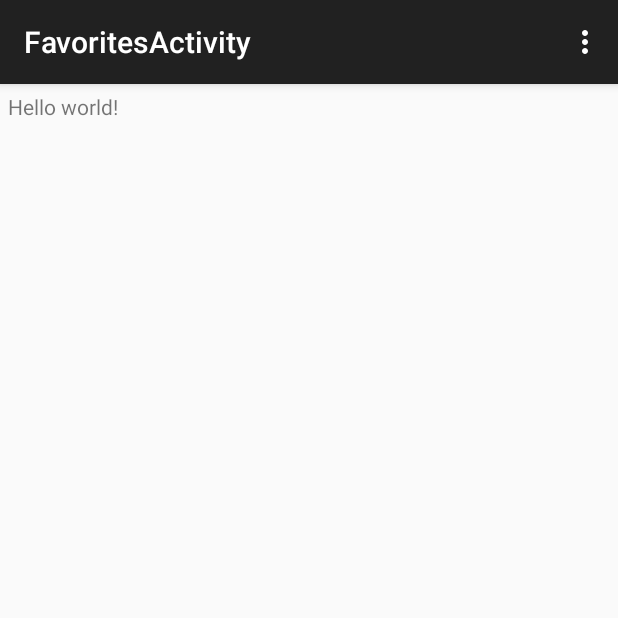
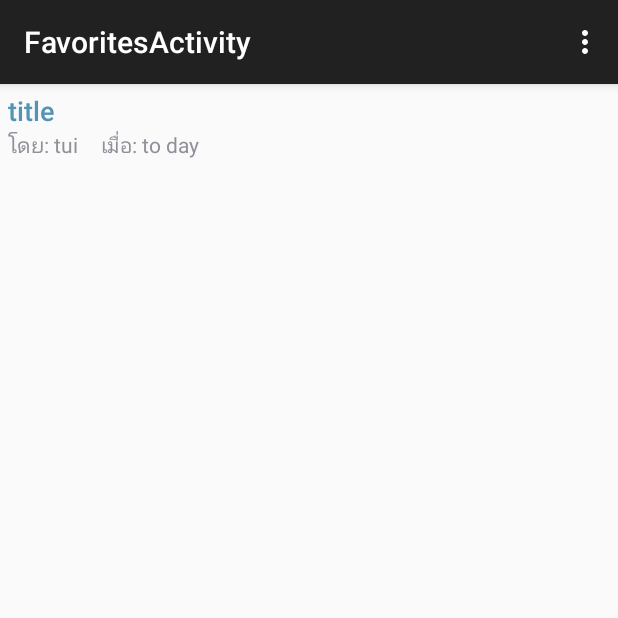
Before and after one commit to godsid/TBikeAndroid, an Android app: the FavoritesActivity screen opened directly, with no data from a screen before it, on a phone screen of 412 x 824 dp, the top half of it. Run offline under Robolectric (Android 15) with nearby library versions, the phone set to English and light mode, and no system bars.

Commit message:
Favorite items Favorites Database

```diff
--- a/TBike/src/main/java/info/srihawong/tbike/FavoritesActivity.java
+++ b/TBike/src/main/java/info/srihawong/tbike/FavoritesActivity.java
@@ -4,6 +4,9 @@ import android.support.v7.app.ActionBarActivity;
 import android.os.Bundle;
 import android.view.Menu;
 import android.view.MenuItem;
+import android.widget.ListView;
+
+import java.util.ArrayList;
 
 
 public class FavoritesActivity extends ActionBarActivity {
@@ -12,6 +15,18 @@ public class FavoritesActivity extends ActionBarActivity {
     protected void onCreate(Bundle savedInstanceState) {
         super.onCreate(savedInstanceState);
         setContentView(R.layout.activity_favorites);
+
+        ListView favoritesListView = (ListView) findViewById(R.id.favoriteslistView);
+
+        ArrayList<TopicListItem> favoritesListItems = new ArrayList<TopicListItem>();
+
+        favoritesListItems.add(new TopicListItem(1,"tui","title","to day"));
+
+        TopicListAdapter topicListAdapter = new TopicListAdapter(getBaseContext(),favoritesListItems);
+        favoritesListView.setAdapter(topicListAdapter);
+        registerForContextMenu(favoritesListView);
+
+
     }
 
 
--- a/TBike/src/main/java/info/srihawong/tbike/MainActivity.java
+++ b/TBike/src/main/java/info/srihawong/tbike/MainActivity.java
@@ -240,7 +240,6 @@ public class MainActivity extends ActionBarActivity
             topicID = getArguments().getString(ARG_SECTION_TOPIC_ID,null);
             isSticky = getArguments().getBoolean(ARG_SECTION_STICKY, false);
 
-
             class TopicsJson extends AsyncTask<String, Integer, Long>{
                 private JSONObject resultTopicJSON;
                 //private ProgressDialog progressDialog = new ProgressDialog();
@@ -256,8 +255,6 @@ public class MainActivity extends ActionBarActivity
                     progressDialog.setMessage("กำลังโหดอยู่รอซักครู่");
                               */
                     //super.onPreExecute();
-
-
                 }
 
 
--- a/TBike/src/main/res/layout/activity_favorites.xml
+++ b/TBike/src/main/res/layout/activity_favorites.xml
@@ -8,9 +8,11 @@
     android:paddingBottom="@dimen/activity_vertical_margin"
     tools:context="info.srihawong.tbike.FavoritesActivity">
 
-    <TextView
-        android:text="@string/hello_world"
+    <ListView
         android:layout_width="wrap_content"
-        android:layout_height="wrap_content" />
-
+        android:layout_height="wrap_content"
+        android:id="@+id/favoriteslistView"
+        android:layout_alignParentTop="true"
+        android:layout_alignParentLeft="true"
+        android:layout_alignParentStart="false" />
 </RelativeLayout>
--- a/TBike/src/main/res/values/strings.xml
+++ b/TBike/src/main/res/values/strings.xml
@@ -16,6 +16,8 @@
     <string name="api_topic">http://srihawong.info/app/tmb/topic.php</string>
     <string name="api_topic_original">http://www.thaimtb.com/forum/viewtopic.php</string>
 
+    <string name="database_name">tbike.db</string>
+
     <string-array name="title_section">
         <item>กระดานข่าว</item>
         <item>ซื้อขาย</item>
```
Also changed, not shown: TBike/src/main/AndroidManifest.xml (+8 -2 lines), TBike/src/main/java/info/srihawong/tbike/Favorites.java (deleted, +0 -9 lines), TBike/src/main/java/info/srihawong/tbike/FavoritesDB.java (added, +96 -0 lines), TBike/src/main/java/info/srihawong/tbike/Util.java (added, +44 -0 lines).
